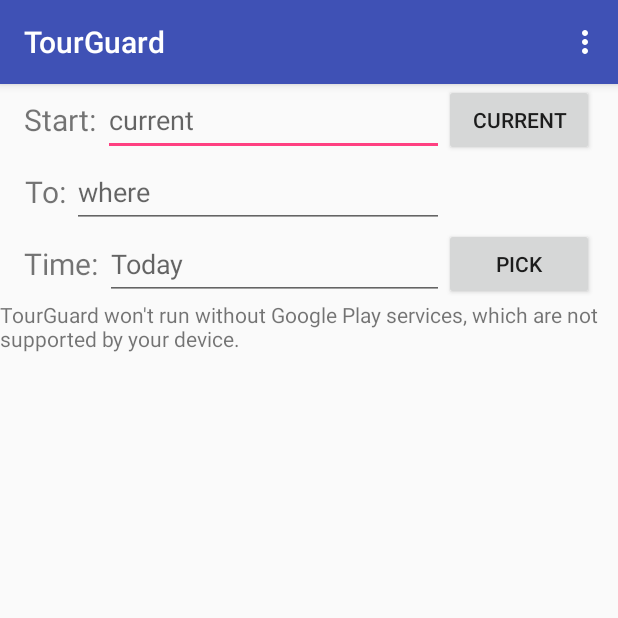
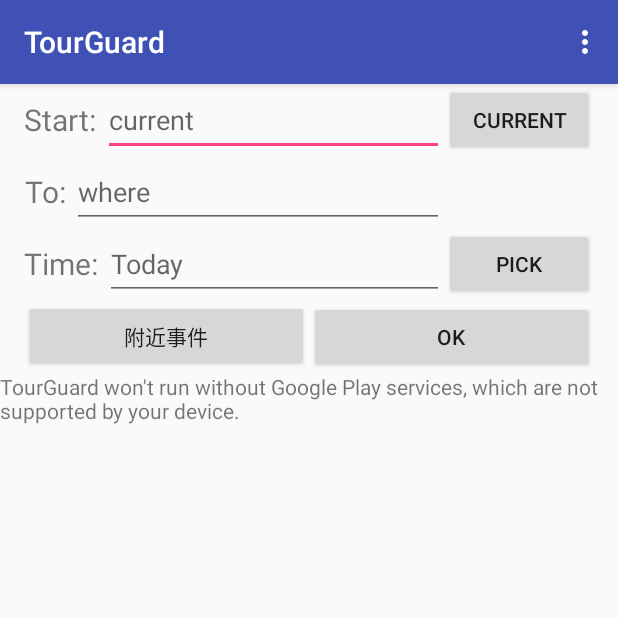
Before and after one commit to alcohol49/TourGuard, an Android app: the screen it shows after launch (MapsActivity), on a phone screen of 412 x 824 dp, the top half of it. Run offline under Robolectric (Android 15) with nearby library versions, the phone set to English and light mode, and no system bars.

Commit message:
Feature button current

```diff
--- a/app/src/main/res/layout/activity_maps.xml
+++ b/app/src/main/res/layout/activity_maps.xml
@@ -84,6 +84,26 @@
             android:text="pick" />
     </LinearLayout>
 
+    <LinearLayout
+        android:layout_width="match_parent"
+        android:layout_height="wrap_content"
+        android:paddingLeft="16dp"
+        android:paddingRight="16dp"
+        android:orientation="horizontal" >
+        <Button
+            android:onClick="nearby"
+            android:layout_weight="1"
+            android:layout_width="match_parent"
+            android:layout_height="wrap_content"
+            android:text="附近事件"/>
+        <Button
+            android:onClick="ok"
+            android:layout_weight="1"
+            android:layout_width="match_parent"
+            android:layout_height="wrap_content"
+            android:text="@android:string/ok"/>
+    </LinearLayout>
+
     <fragment xmlns:android="http://schemas.android.com/apk/res/android"
         xmlns:map="http://schemas.android.com/apk/res-auto"
         xmlns:tools="http://schemas.android.com/tools"
--- a/app/src/main/res/menu/menu_main.xml
+++ b/app/src/main/res/menu/menu_main.xml
@@ -1,9 +1,9 @@
 <menu xmlns:android="http://schemas.android.com/apk/res/android">
 
     <item
-        android:id="@+id/action_ok"
+        android:id="@+id/settings"
         android:icon="@drawable/ic_play_light"
-        android:title="@android:string/ok"
+        android:title="Settings"
         android:showAsAction="always"/>
 
 </menu>
--- a/app/src/main/res/values/strings.xml
+++ b/app/src/main/res/values/strings.xml
@@ -1,3 +1,4 @@
 <resources>
     <string name="app_name">TourGuard</string>
+    <string name="nearby">Nearby Situaction</string>
 </resources>
```
Also changed, not shown: app/src/main/AndroidManifest.xml (+6 -1 lines), app/src/main/java/com/hackathon/tourguard/MapsActivity.java (+18 -4 lines), app/src/main/java/com/hackathon/tourguard/NearbySituation.java (added, +13 -0 lines), app/src/main/res/layout/activity_nearby_situation.xml (added, +12 -0 lines).
